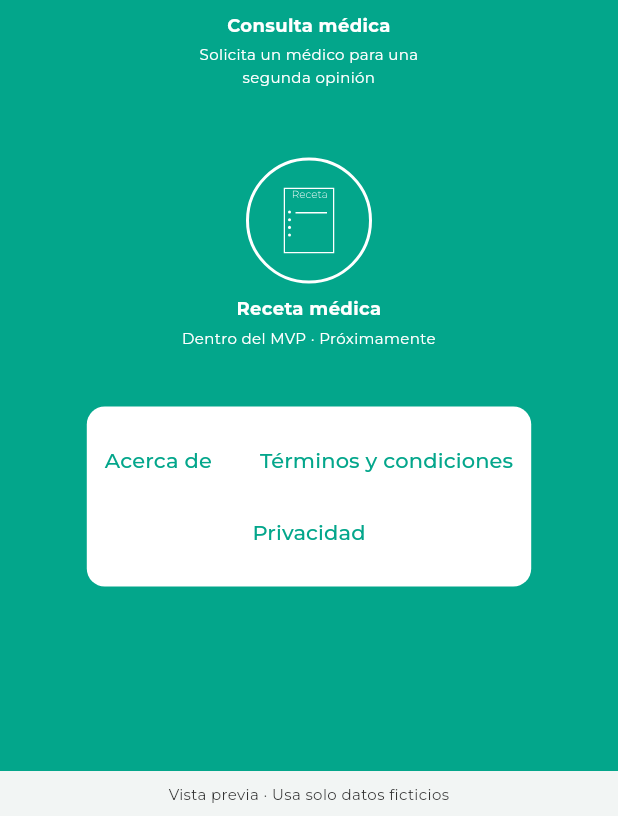
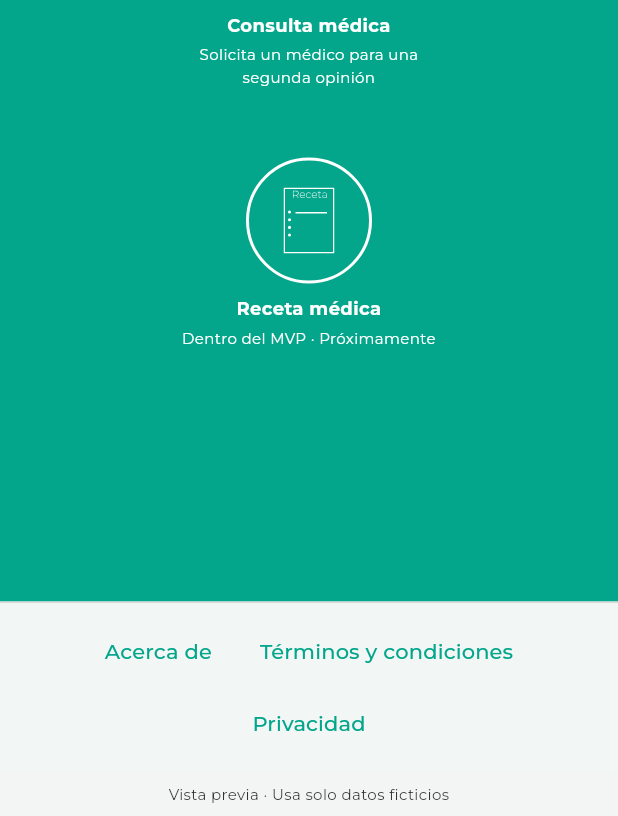
Before and after one commit to ronelisaac/2daopinion-app, a Flutter app: the HomeScreen screen opened directly, on a phone screen of 412 x 824 dp, the part 420-1236 px from its top. Run offline on Flutter 3.47's test engine with Material 3 defaults, Android fonts, the phone set to English and light mode, and no system bars; our stand-ins replace cloud_firestore, firebase_auth, firebase_core, flutter_svg; accounts and stored records are empty.

Commit message:
fix: anchor informational links in a full-width page footer

```diff
--- a/lib/views/account_screen.dart
+++ b/lib/views/account_screen.dart
@@ -6,7 +6,6 @@ import '../domain/account_draft.dart';
 import '../domain/identity.dart';
 import '../core/identity_messages.dart';
 import '../widgets/terms_acceptance.dart';
-import '../widgets/informational_footer.dart';
 import '../domain/operation_result.dart';
 import '../widgets/form_page.dart';
 import '../widgets/preview_dialog.dart';
@@ -107,6 +106,7 @@ class _AccountScreenState extends State<AccountScreen> {
           action: text.continueAction,
           onAction: _submit,
           busy: controller.busy,
+          showFooter: widget.onAuthenticated != null,
           children: [
             Row(
               children: [
@@ -227,7 +227,6 @@ class _AccountScreenState extends State<AccountScreen> {
                 _error!,
                 style: TextStyle(color: Theme.of(context).colorScheme.error),
               ),
-            if (widget.onAuthenticated != null) const InformationalFooter(),
           ],
         ),
       ),
--- a/lib/views/home_screen.dart
+++ b/lib/views/home_screen.dart
@@ -43,7 +43,9 @@ class HomeScreen extends StatelessWidget {
       );
       return Scaffold(
         backgroundColor: AppColors.primary,
-        bottomNavigationBar: const PreviewNotice(),
+        bottomNavigationBar: showFooter
+            ? const InformationalFooter(showPreviewNotice: true)
+            : const PreviewNotice(),
         drawer: layout.isExpanded ? null : Drawer(child: navigation),
         appBar: layout.isExpanded
             ? null
@@ -93,17 +95,6 @@ class HomeScreen extends StatelessWidget {
                           requestRoute: requestRoute,
                           draftMode: onSignOut != null,
                         ),
-                        if (showFooter)
-                          const Padding(
-                            padding: EdgeInsets.only(top: 32),
-                            child: Material(
-                              color: Colors.white,
-                              borderRadius: BorderRadius.all(
-                                Radius.circular(12),
-                              ),
-                              child: InformationalFooter(),
-                            ),
-                          ),
                       ],
                     ),
                   ),
--- a/lib/widgets/informational_footer.dart
+++ b/lib/widgets/informational_footer.dart
@@ -1,11 +1,26 @@
 import 'package:flutter/material.dart';
 import '../core/localization.dart';
+import '../core/app_theme.dart';
+import 'preview_notice.dart';
 
 class InformationalFooter extends StatelessWidget {
-  const InformationalFooter({super.key});
+  const InformationalFooter({super.key, this.showPreviewNotice = false});
+  final bool showPreviewNotice;
   @override
-  Widget build(BuildContext context) => Padding(
-    padding: const EdgeInsets.symmetric(vertical: 12),
+  Widget build(BuildContext context) => Material(
+    color: AppColors.pageBackground,
+    child: Container(
+      width: double.infinity,
+      decoration: const BoxDecoration(
+        border: Border(top: BorderSide(color: AppColors.greyLight)),
+      ),
+      child: SafeArea(
+        top: false,
+        child: Column(
+          mainAxisSize: MainAxisSize.min,
+          children: [
+            Padding(
+              padding: const EdgeInsets.symmetric(horizontal: 16, vertical: 8),
               child: Wrap(
                 alignment: WrapAlignment.center,
                 spacing: 8,
@@ -24,5 +39,11 @@ class InformationalFooter extends StatelessWidget {
                   ),
                 ],
               ),
+            ),
+            if (showPreviewNotice) const PreviewNotice(),
+          ],
+        ),
+      ),
+    ),
   );
 }
```
Also changed, not shown: lib/views/information_screen.dart (+2 -8 lines), lib/widgets/form_page.dart (+6 -1 lines), 2 other files. Lines whose indentation alone changed are shown as unchanged.
